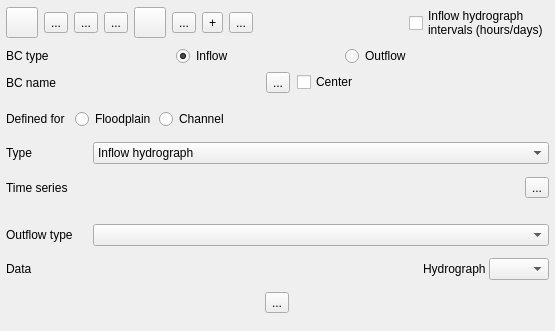
This is flo2d/ui/bc_editor.ui in FLO-2DSoftware/qgis-flo-2d-plugin as Qt 5 draws it before an edit. The edited form follows.
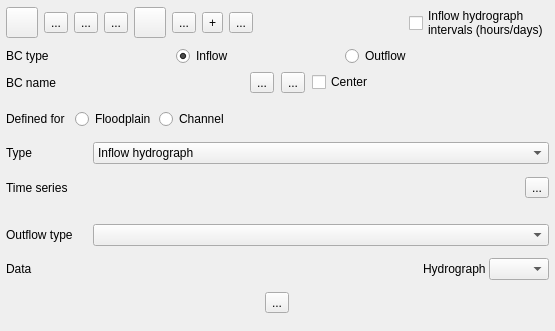
This is the edited form. Icons and pictures are not drawn.

Commit message: Fixed the rubberband issue.

What changed in the file:
```diff
--- a/flo2d/ui/bc_editor.ui
+++ b/flo2d/ui/bc_editor.ui
@@ -335,6 +335,17 @@
        </property>
       </widget>
      </item>
+     <item>
+      <widget class="QToolButton" name="clear_rubberband_btn">
+       <property name="text">
+        <string>...</string>
+       </property>
+       <property name="icon">
+        <iconset>
+         <normaloff>../img/broom.png</normaloff>../img/broom.png</iconset>
+       </property>
+      </widget>
+     </item>
      <item>
       <widget class="QCheckBox" name="bc_center_chbox">
        <property name="sizePolicy">
```
The commit also changes 9 other files.
